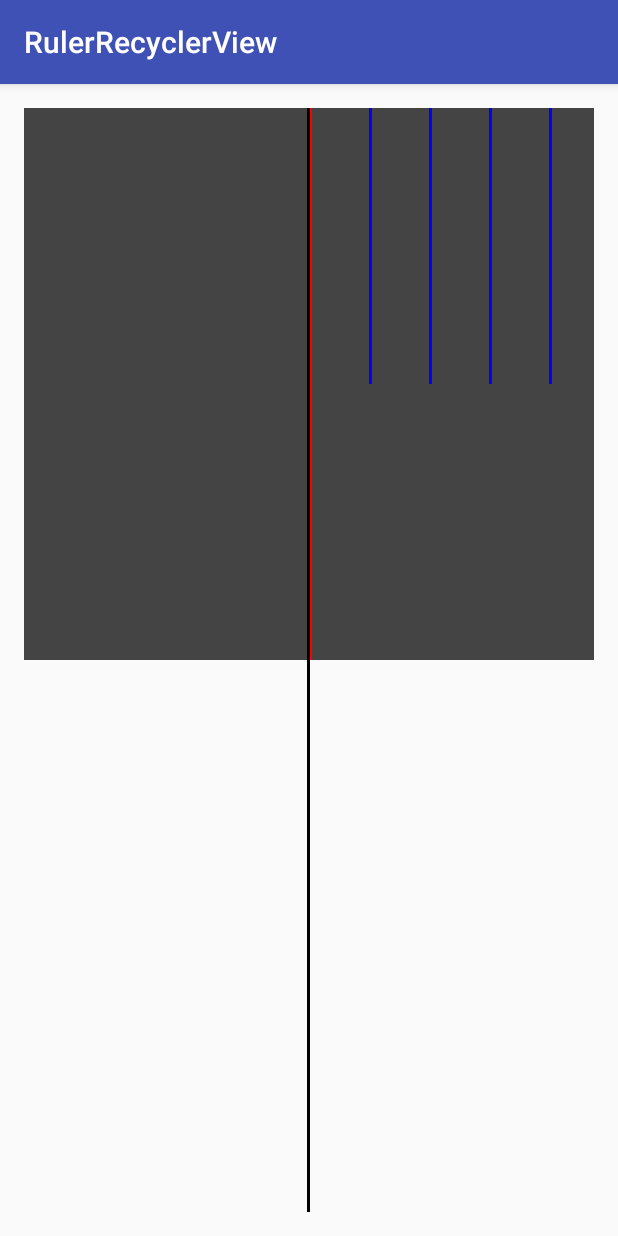
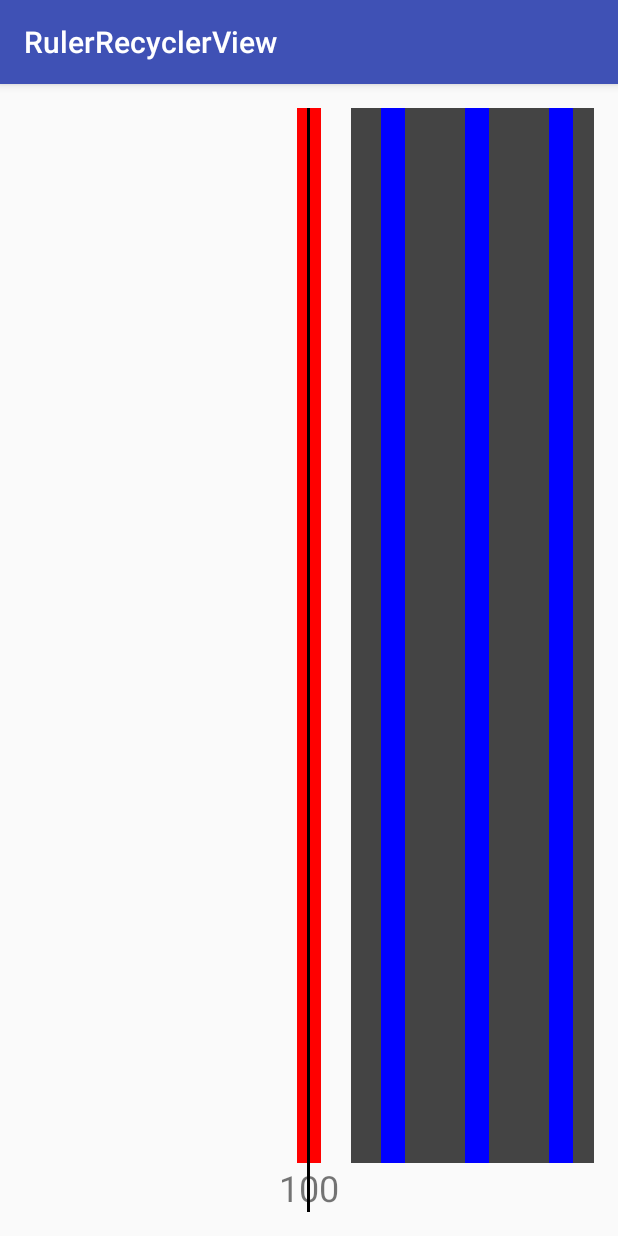
Before and after one commit to adgvcxz/RulerRecyclerView, an Android app: the screen it shows after launch (MainActivity), on a phone screen of 412 x 824 dp. Run offline under Robolectric (Android 15) with nearby library versions, the phone set to English and light mode, and no system bars.

Commit message:
重新设计下结构

```diff
--- a/app/src/main/java/com/adgvcxz/simple/MainActivity.java
+++ b/app/src/main/java/com/adgvcxz/simple/MainActivity.java
@@ -16,7 +16,7 @@ public class MainActivity extends AppCompatActivity {
         setContentView(R.layout.activity_main);
         RecyclerView recyclerView = (RecyclerView) findViewById(R.id.ac_recycler_view);
         recyclerView.setLayoutManager(new LinearLayoutManager(this, LinearLayoutManager.HORIZONTAL, false));
-        recyclerView.setAdapter(new RulerAdapter.Builder().setWidthAndSpacing(recyclerView, 3, 57).setNumberAndGroup(19, 9).build());
+        recyclerView.setAdapter(new RulerAdapter.Builder().setWidthAndSpacing(recyclerView, 24, 60).setNumberAndGroup(19, 9).build());
 //        new RulerSnapHelper().attachToRecyclerView(recyclerView);
     }
 }
--- a/rulerrecyclerview/src/main/java/com/adgvcxz/rulerrecycleriew/RulerAdapter.java
+++ b/rulerrecyclerview/src/main/java/com/adgvcxz/rulerrecycleriew/RulerAdapter.java
@@ -39,18 +39,20 @@ public class RulerAdapter extends RecyclerView.Adapter {
 
         if (viewType == LINE) {
             RulerItemView view = new RulerItemView(parent.getContext());
-            view.set(mMax, mLeftNumber, parent.getHeight() / 2, mLineWidth, mLineSpacing);
+            view.init(mMax, mLeftNumber, mLineWidth, mLineSpacing);
             return new RecyclerView.ViewHolder(view) {
             };
         } else if (viewType == RIGHT_SPACING) {
             RulerRightView view = new RulerRightView(parent.getContext());
             int remind = (mLineNumber + 1) % mMax + mMax - mRightNumber - 1;
-            view.init(parent.getWidth() / 2 - parent.getPaddingLeft(), parent.getHeight() / 2, mRightNumber, remind, mLineWidth, mLineSpacing);
+//            view.init(parent.getWidth() / 2 - parent.getPaddingLeft(), parent.getHeight() / 2, mRightNumber, remind, mLineWidth, mLineSpacing);
+            view.init(parent.getWidth() / 2 - parent.getPaddingLeft(), mRightNumber, remind, mLineWidth, mLineSpacing);
             return new RecyclerView.ViewHolder(view) {
             };
         } else {
             RulerLeftView view = new RulerLeftView(parent.getContext());
-            view.init(parent.getWidth() / 2 - parent.getPaddingLeft(), parent.getHeight() / 2, mLeftNumber, mLineWidth, mLineSpacing);
+//            view.init(parent.getWidth() / 2 - parent.getPaddingLeft(), parent.getHeight() / 2, mLeftNumber, mLineWidth, mLineSpacing);
+            view.init(parent.getWidth() / 2 - parent.getPaddingLeft(), mRightNumber + 1, mLineWidth, mLineSpacing);
             return new RecyclerView.ViewHolder(view) {
             };
         }
@@ -59,6 +61,9 @@ public class RulerAdapter extends RecyclerView.Adapter {
 
     @Override
     public void onBindViewHolder(RecyclerView.ViewHolder holder, int position) {
+        if (getItemViewType(position) == LINE) {
+            ((RulerItemView) holder.itemView).adjustTextView("120.0");
+        }
     }
 
     @Override
@@ -87,7 +92,7 @@ public class RulerAdapter extends RecyclerView.Adapter {
         public Builder setWidthAndSpacing(RecyclerView recyclerView, int line, int spacing) {
             mRulerAdapter.mLineWidth = line;
             mRulerAdapter.mLineSpacing = spacing;
-            new RulerSnapHelper().attachToRecyclerView(recyclerView, line + spacing);
+            new RulerSnapHelper().attachToRecyclerView(recyclerView, line, spacing);
             return this;
         }
 
--- /dev/null
+++ b/rulerrecyclerview/src/main/java/com/adgvcxz/rulerrecycleriew/RulerBaseItemView.java
@@ -0,0 +1,71 @@
+package com.adgvcxz.rulerrecycleriew;
+
+import android.content.Context;
+import android.graphics.Color;
+import android.text.TextPaint;
+import android.view.Gravity;
+import android.view.View;
+import android.view.ViewGroup;
+import android.widget.LinearLayout;
+import android.widget.TextView;
+
+/**
+ * zhaowei
+ * Created by zhaowei on 2016/12/17.
+ */
+
+public class RulerBaseItemView extends LinearLayout {
+
+    protected LinearLayout mScaleLeftLayout;
+    protected View mMiddleScaleView;
+    protected LinearLayout mScaleRightLayout;
+    protected TextView mScaleTextView;
+    protected TextPaint mScaleTextPaint;
+
+    public RulerBaseItemView(Context context) {
+        super(context);
+        init(context);
+    }
+
+    private void init(Context context) {
+        setOrientation(VERTICAL);
+
+        LayoutParams lp = new LayoutParams(LayoutParams.WRAP_CONTENT, 0);
+        lp.weight = 1;
+
+        LinearLayout topLinearLayout = new LinearLayout(context);
+        topLinearLayout.setOrientation(HORIZONTAL);
+        addView(topLinearLayout, lp);
+
+
+        //初始化左边的刻度
+        mScaleLeftLayout = new LinearLayout(context);
+        mScaleLeftLayout.setOrientation(HORIZONTAL);
+        topLinearLayout.addView(mScaleLeftLayout, new LayoutParams(LayoutParams.WRAP_CONTENT, LayoutParams.MATCH_PARENT));
+
+        //初始化中间长的刻度
+        mMiddleScaleView = new View(context);
+        topLinearLayout.addView(mMiddleScaleView, new LayoutParams(LayoutParams.WRAP_CONTENT, LayoutParams.MATCH_PARENT));
+
+        //初始化右边的刻度
+        mScaleRightLayout = new LinearLayout(context);
+        mScaleRightLayout.setOrientation(HORIZONTAL);
+        topLinearLayout.addView(mScaleRightLayout, new LayoutParams(LayoutParams.WRAP_CONTENT, LayoutParams.MATCH_PARENT));
+        mScaleRightLayout.setBackgroundColor(Color.DKGRAY);
+
+        mScaleTextView = new TextView(context);
+        mScaleTextView.setTextSize(24);
+        mScaleTextView.setGravity(Gravity.CENTER);
+        mScaleTextView.setText("60.0");
+        LayoutParams textLp = new LayoutParams(LayoutParams.WRAP_CONTENT, LayoutParams.WRAP_CONTENT);
+        addView(mScaleTextView, textLp);
+        mScaleTextPaint = mScaleTextView.getPaint();
+    }
+
+    protected LinearLayout.LayoutParams generateLayoutParams(int width, int margin) {
+        LayoutParams lp = new LayoutParams(width, LayoutParams.WRAP_CONTENT);
+        lp.leftMargin = margin;
+        lp.rightMargin = margin;
+        return lp;
+    }
+}
--- a/rulerrecyclerview/src/main/java/com/adgvcxz/rulerrecycleriew/RulerLeftView.java
+++ b/rulerrecyclerview/src/main/java/com/adgvcxz/rulerrecycleriew/RulerLeftView.java
@@ -2,7 +2,9 @@ package com.adgvcxz.rulerrecycleriew;
 
 import android.content.Context;
 import android.graphics.Color;
+import android.util.Log;
 import android.view.View;
+import android.view.ViewGroup;
 import android.widget.LinearLayout;
 
 /**
@@ -10,31 +12,36 @@ import android.widget.LinearLayout;
  * Created by zhaowei on 2016/12/15.
  */
 
-public class RulerLeftView extends LinearLayout {
+public class RulerLeftView extends RulerBaseItemView {
 
 
     public RulerLeftView(Context context) {
         super(context);
     }
 
-    public void init(int width, int height, int number, int lineWidth, int lineSpacing) {
-        Context context = getContext();
-        View leftView = new View(context);
-        addView(leftView, new LayoutParams(width, 1));
-        View view = new View(context);
-        view.setBackgroundColor(Color.RED);
-        addView(view, new LayoutParams(lineWidth, height));
-        View spacing = new View(context);
-        addView(spacing, new LayoutParams(lineSpacing, 1));
-        for (int i = 0; i < number; i++) {
-            view = new View(context);
-            view.setLayoutParams(new LayoutParams(lineWidth, height / 2));
+    public void init(int leftWidth, int number, int lineWidth, int lineSpacing) {
+        int margin = lineSpacing / 2;
+        LinearLayout.LayoutParams lp = (LayoutParams) mScaleLeftLayout.getLayoutParams();
+        lp.width = (leftWidth - lineWidth / 2) - margin;
+        mScaleLeftLayout.setLayoutParams(lp);
+        lp = generateLayoutParams(lineWidth, margin);
+        mMiddleScaleView.setLayoutParams(lp);
+        mMiddleScaleView.setBackgroundColor(Color.RED);
+        for (int i = 0; i < number - 1; i++) {
+            View view = new View(getContext());
+            lp = generateLayoutParams(lineWidth, margin);
+            lp.weight = 0.5f;
+            mScaleRightLayout.addView(view, lp);
             view.setBackgroundColor(Color.BLUE);
-            addView(view);
-            spacing = new View(context);
-            spacing.setLayoutParams(new LayoutParams(lineSpacing, 1));
-            addView(spacing);
         }
-        setBackgroundColor(Color.DKGRAY);
+        adjustLeftTextView(leftWidth, "100");
+    }
+
+    public void adjustLeftTextView(int leftMargin, String str) {
+        float width = mScaleTextPaint.measureText(str);
+        LayoutParams lp = (LayoutParams) mScaleTextView.getLayoutParams();
+        lp.leftMargin = (int) (leftMargin - width / 2);
+        mScaleTextView.setLayoutParams(lp);
+        mScaleTextView.setText(str);
     }
 }
--- a/rulerrecyclerview/src/main/java/com/adgvcxz/rulerrecycleriew/RulerSnapHelper.java
+++ b/rulerrecyclerview/src/main/java/com/adgvcxz/rulerrecycleriew/RulerSnapHelper.java
@@ -3,7 +3,6 @@ package com.adgvcxz.rulerrecycleriew;
 import android.support.annotation.Nullable;
 import android.support.v7.widget.LinearLayoutManager;
 import android.support.v7.widget.RecyclerView;
-import android.util.Log;
 import android.view.View;
 
 /**
@@ -17,11 +16,11 @@ public class RulerSnapHelper extends RecyclerView.OnScrollListener {
     private boolean mScrolled = false;
     private int mScaleWidth;
 
-    public void attachToRecyclerView(@Nullable RecyclerView recyclerView, int scaleWidth) {
+    public void attachToRecyclerView(@Nullable RecyclerView recyclerView, int lineWidth, int lineSpacing) {
         if (recyclerView != null) {
             mRecyclerView = recyclerView;
             recyclerView.addOnScrollListener(this);
-            mScaleWidth = scaleWidth;
+            mScaleWidth = lineWidth + lineSpacing / 2 * 2;
         }
     }
 
@@ -38,12 +37,9 @@ public class RulerSnapHelper extends RecyclerView.OnScrollListener {
                     int offset;
                     int position = layoutManager.getPosition(view);
                     if (position == 0) {
-                        offset = -(view.getLeft() % mScaleWidth);
-                    } else if (position == recyclerView.getAdapter().getItemCount() - 1) {
-                        offset = mScaleWidth - ((view.getRight() - mRecyclerView.getWidth()) % mScaleWidth);
+                        offset = (-view.getLeft() % mScaleWidth);
                     } else {
-//                        int middle = (view.getRight() + view.getLeft()) / 2;
-                        offset = (mRecyclerView.getWidth() / 2 - view.getLeft()) % mScaleWidth;
+                        offset = (mRecyclerView.getWidth() / 2 - mScaleWidth / 2 - view.getLeft()) % mScaleWidth;
                     }
                     if (offset != 0) {
                         if (offset < mScaleWidth / 2) {
```
Also changed, not shown: rulerrecyclerview/src/main/java/com/adgvcxz/rulerrecycleriew/RulerItemView.java (+30 -19 lines), rulerrecyclerview/src/main/java/com/adgvcxz/rulerrecycleriew/RulerRightView.java (+48 -2 lines).
